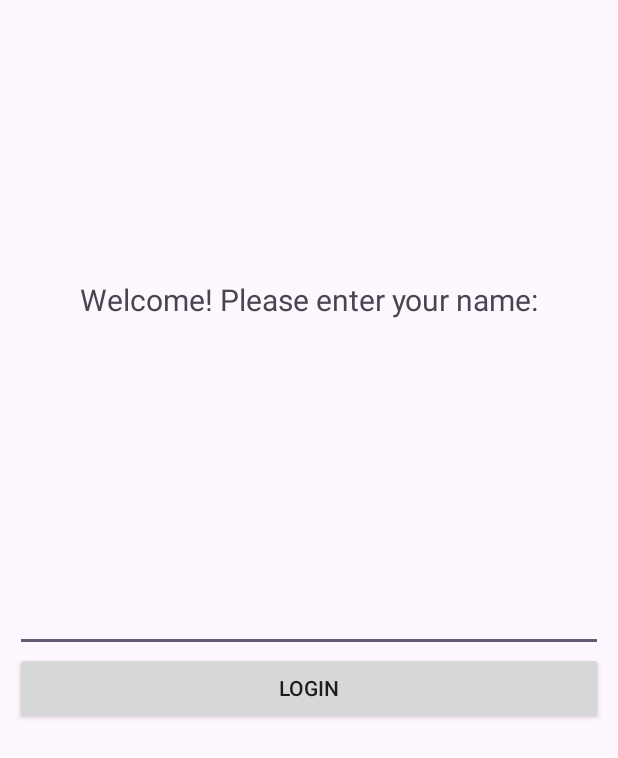
After one commit to sssurvey/updated-workflow-tutorial-final-project, an Android app: the layout layout_welcome_screen.xml on its own in the app's theme, with its tools: preview values and no code run, on a phone screen of 412 x 824 dp. The commit adds this screen. Shown: the top 758 px of the screen. Run offline under Robolectric (Android 15) with nearby library versions, the phone set to English and light mode, and no system bars.

Commit message:
added: layout for the welcomeScreen

```diff
--- /dev/null
+++ b/app/src/main/res/layout/layout_welcome_screen.xml
@@ -0,0 +1,32 @@
+<?xml version="1.0" encoding="utf-8"?>
+<androidx.constraintlayout.widget.ConstraintLayout xmlns:android="http://schemas.android.com/apk/res/android"
+    xmlns:app="http://schemas.android.com/apk/res-auto"
+    android:layout_width="match_parent"
+    android:layout_height="match_parent"
+    android:padding="@dimen/default_padding">
+
+    <androidx.appcompat.widget.AppCompatTextView
+        android:id="@+id/welcome_prompt_text_view"
+        android:layout_width="match_parent"
+        android:layout_height="wrap_content"
+        android:gravity="center_horizontal"
+        android:text="@string/welcome_prompt"
+        android:textSize="@dimen/welcome_prompt_text_size"
+        app:layout_constraintBottom_toTopOf="@id/welcome_prompt_edit_text"
+        app:layout_constraintTop_toTopOf="parent" />
+
+    <androidx.appcompat.widget.AppCompatEditText
+        android:id="@+id/welcome_prompt_edit_text"
+        android:layout_width="match_parent"
+        android:layout_height="wrap_content"
+        app:layout_constraintBottom_toBottomOf="parent"
+        app:layout_constraintTop_toTopOf="parent" />
+
+    <androidx.appcompat.widget.AppCompatButton
+        android:id="@+id/login_button"
+        android:layout_width="match_parent"
+        android:layout_height="wrap_content"
+        android:text="@string/login_button_text"
+        app:layout_constraintTop_toBottomOf="@id/welcome_prompt_edit_text" />
+
+</androidx.constraintlayout.widget.ConstraintLayout>
--- /dev/null
+++ b/app/src/main/res/values/dimens.xml
@@ -0,0 +1,5 @@
+<?xml version="1.0" encoding="utf-8"?>
+<resources>
+    <dimen name="welcome_prompt_text_size">20sp</dimen>
+    <dimen name="default_padding">10dp</dimen>
+</resources>
--- a/app/src/main/res/values/strings.xml
+++ b/app/src/main/res/values/strings.xml
@@ -1,3 +1,5 @@
 <resources>
     <string name="app_name">Workflow Tutorial Final</string>
+    <string name="welcome_prompt">Welcome! Please enter your name:</string>
+    <string name="login_button_text">login</string>
 </resources>
```
